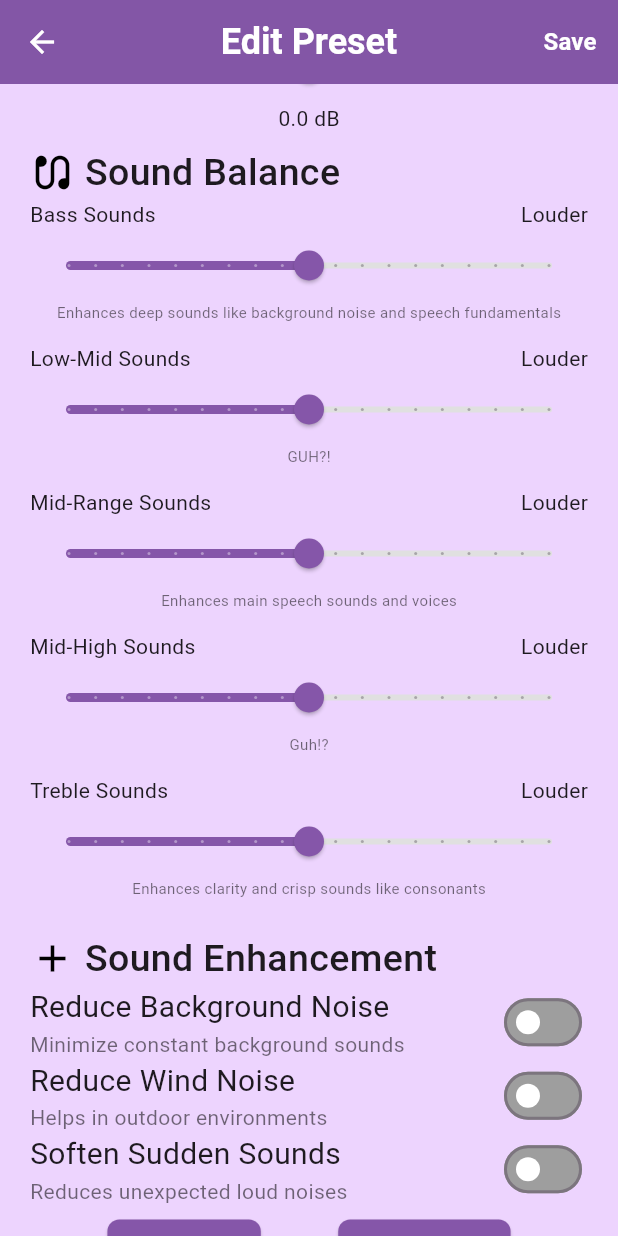
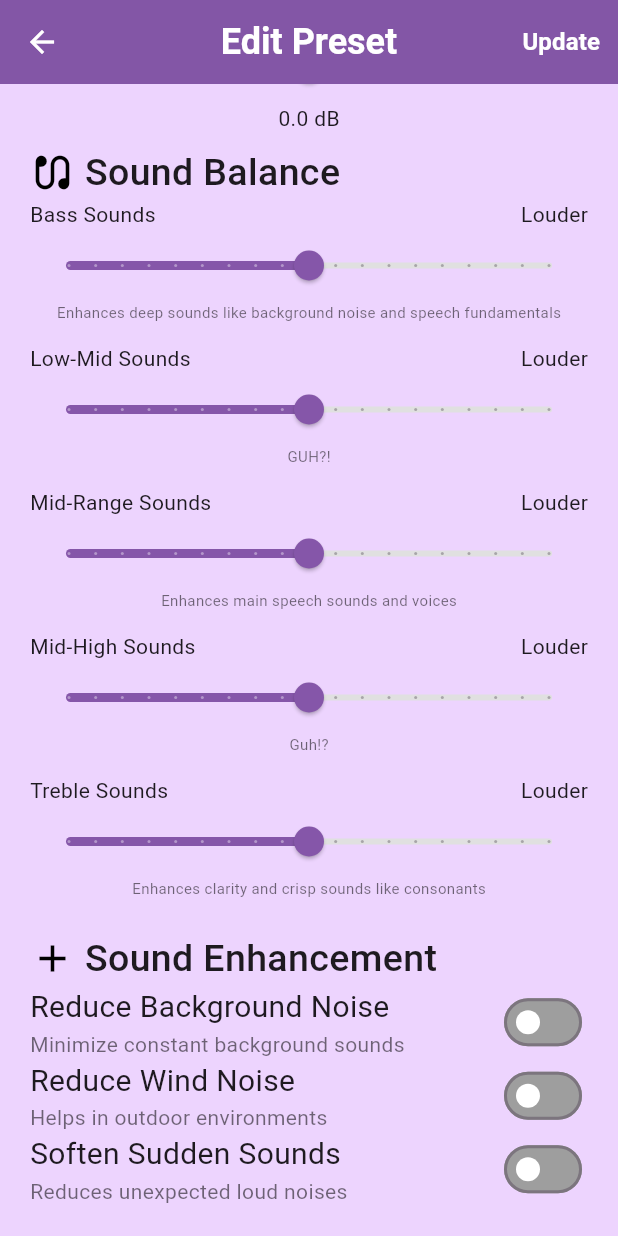
Before and after one commit to Nolelle/headphonemobileapp, a Flutter app: the PresetPage screen opened directly with empty values, scrolled down 239 dp, on a phone screen of 412 x 824 dp. Run offline on Flutter 3.47's test engine with Material 3 defaults, Android fonts, the phone set to English and light mode, and no system bars; our stand-ins replace shared_preferences; accounts and stored records are empty.

Commit message:
Get Rid of bottomm save and delete buttons

```diff
--- a/lib/features/presets/views/screens/preset_page.dart
+++ b/lib/features/presets/views/screens/preset_page.dart
@@ -81,7 +81,7 @@ class _PresetPageState extends State<PresetPage> {
     if (mounted) {
       ScaffoldMessenger.of(context).showSnackBar(
         SnackBar(
-          content: Text('${_nameController.text} Successfully Saved!'),
+          content: Text('${_nameController.text} Successfully Updated!'),
           duration: const Duration(seconds: 3),
         ),
       );
@@ -105,7 +105,7 @@ class _PresetPageState extends State<PresetPage> {
           TextButton(
             onPressed: _savePreset,
             child: const Text(
-                'Save',
+              'Update',
               style: TextStyle(
                 color: Colors.white,
                 fontSize: 16.0,
@@ -133,9 +133,6 @@ class _PresetPageState extends State<PresetPage> {
 
               // Sound Enhancement Section
               _buildSoundEnhancementSection(),
-
-              // Buttons Section
-              _buildButtonsSection(),
             ],
           ),
         ),
@@ -165,13 +162,17 @@ class _PresetPageState extends State<PresetPage> {
               border: OutlineInputBorder(
                 borderRadius: BorderRadius.circular(8.0),
                 borderSide: BorderSide(
-                  color: Theme.of(context).primaryColor,
+                  color: Theme
+                      .of(context)
+                      .primaryColor,
                 ),
               ),
               focusedBorder: OutlineInputBorder(
                 borderRadius: BorderRadius.circular(8.0),
                 borderSide: BorderSide(
-                  color: Theme.of(context).primaryColor,
+                  color: Theme
+                      .of(context)
+                      .primaryColor,
                   width: 2.0,
                 ),
               ),
@@ -312,7 +313,6 @@ class _PresetPageState extends State<PresetPage> {
           ),
 
 
-
           // Mid-Range Sounds slider
           Container(
             child: Column(
@@ -344,7 +344,6 @@ class _PresetPageState extends State<PresetPage> {
           ),
 
 
-
           // Mid-High Sounds slider
           Container(
             child: Column(
@@ -374,8 +373,6 @@ class _PresetPageState extends State<PresetPage> {
               ],
             ),
           ),
-
-
 
 
           // Treble Sounds slider
@@ -540,72 +537,4 @@ class _PresetPageState extends State<PresetPage> {
       ),
     );
   }
-
-  Widget _buildButtonsSection() {
-    return Container(
-      padding: const EdgeInsets.all(4),
-      child: Row(
-        mainAxisAlignment: MainAxisAlignment.spaceEvenly,
-        children: [
-          // Save button
-          ElevatedButton(
-              onPressed: _savePreset,
-              style: ElevatedButton.styleFrom(
-                backgroundColor: const Color.fromRGBO(133, 86, 169, 1.00),
-                foregroundColor: Colors.white,
-                padding: const EdgeInsets.symmetric(
-                    horizontal: 20.0, vertical: 10.0),
-                shape: RoundedRectangleBorder(
-                  borderRadius: BorderRadius.circular(8.0),
-                ),
-              ),
-              child: const Row(
-                crossAxisAlignment: CrossAxisAlignment.center,
-                children: [
-                  Icon(Icons.save_rounded),
-                  Text(
-                    " Save",
-                    style: TextStyle(fontSize: 18, fontWeight: FontWeight.bold),
-                  ),
-                ],
-              )),
-
-          // Delete button
-          ElevatedButton(
-              onPressed: () async {
-                await widget.presetProvider.deletePreset(widget.presetId);
-                if (mounted) {
-                  ScaffoldMessenger.of(context).showSnackBar(
-                    SnackBar(
-                      content:
-                          Text('${widget.presetName} Successfully Deleted!'),
-                      duration: const Duration(seconds: 3),
-                    ),
-                  );
-                  Navigator.pop(context);
 }
-              },
-              style: ElevatedButton.styleFrom(
-                backgroundColor: const Color.fromRGBO(133, 86, 169, 1.00),
-                foregroundColor: Colors.white,
-                padding: const EdgeInsets.symmetric(
-                    horizontal: 20.0, vertical: 10.0),
-                shape: RoundedRectangleBorder(
-                  borderRadius: BorderRadius.circular(8.0),
-                ),
-              ),
-              child: const Row(
-                crossAxisAlignment: CrossAxisAlignment.center,
-                children: [
-                  Icon(Icons.delete_forever),
-                  Text(
-                    " Delete",
-                    style: TextStyle(fontSize: 18, fontWeight: FontWeight.bold),
-                  ),
-                ],
-              )),
-        ],
-      ),
-    );
-  }
-}
```
Lines whose indentation alone changed are shown as unchanged.
